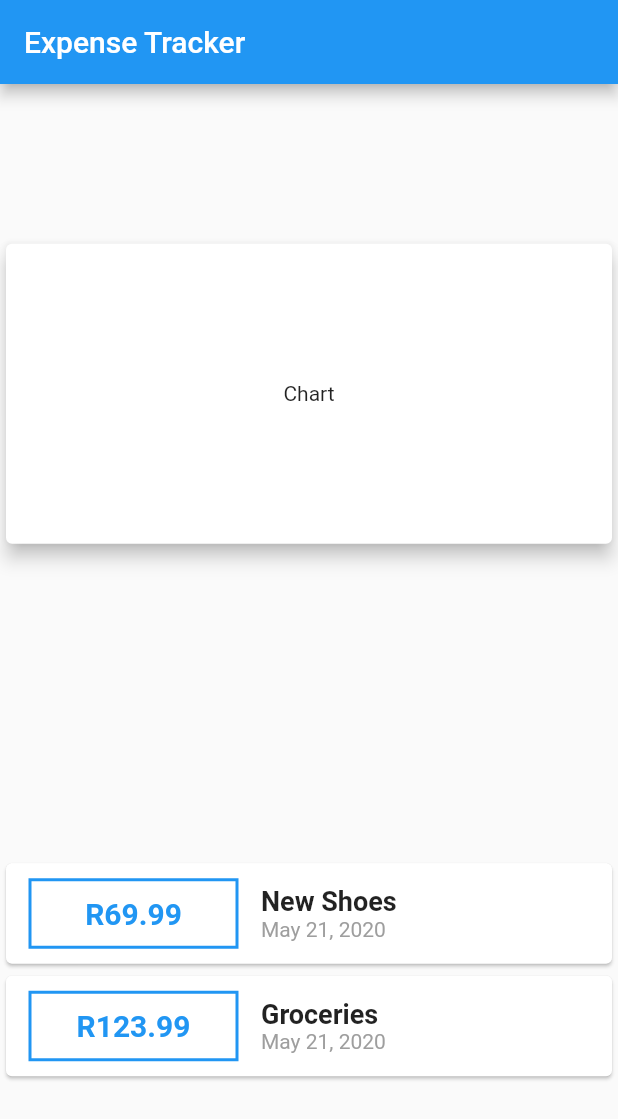
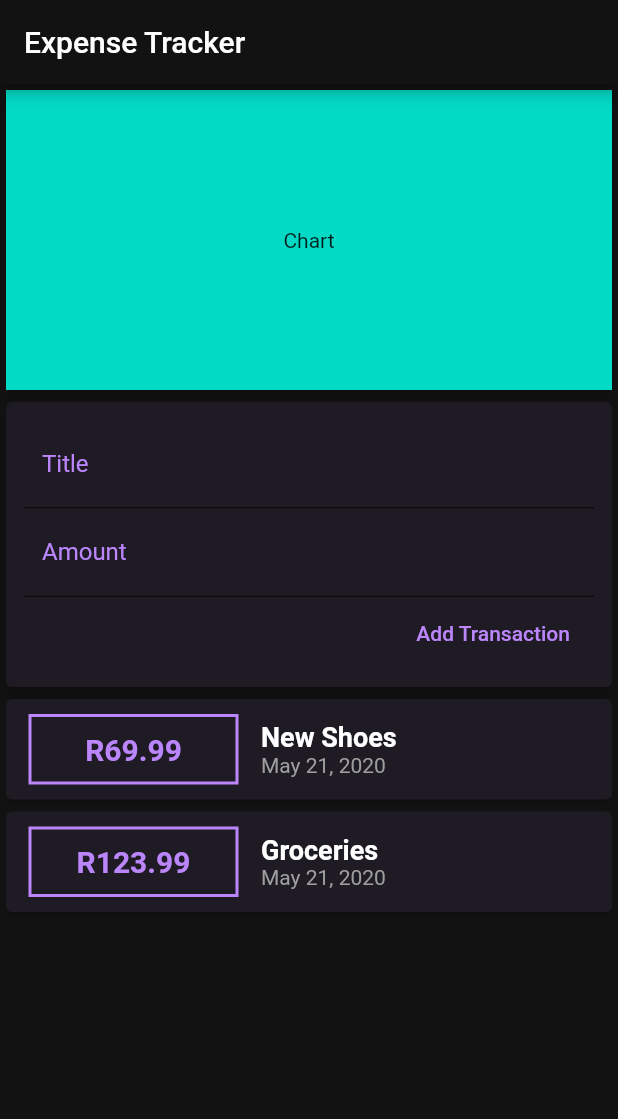
Before and after one commit to andredippenaar/expensetracker_flutter, a Flutter app: the screen it shows after launch, on a phone screen of 412 x 824 dp. Shown: the top 1119 px of the screen. Run offline on Flutter 3.47's test engine with Material 2 defaults, Android fonts, the light colour scheme and no system bars.

Commit message:
TextFields TextEditing Contollers added

```diff
--- a/lib/main.dart
+++ b/lib/main.dart
@@ -37,26 +37,80 @@ class MyHomePage extends StatelessWidget {
     ),
   ];
 
+  final titleController = TextEditingController();
+  final amountController = TextEditingController();
+
   @override
   Widget build(BuildContext context) {
     return Scaffold(
+      backgroundColor: Color(0xff121212),
       appBar: AppBar(
         title: Text("Expense Tracker"),
+        backgroundColor: Color(0xff121212),
       ),
       body: Column(
-        mainAxisAlignment: MainAxisAlignment.spaceAround,
         children: <Widget>[
           Card(
             child: Container(
               width: double.infinity,
+              color: Color(0xff03dac6),
               height: 200,
               child: Center(child: Text("Chart")),
             ),
             elevation: 5,
           ),
+          Card(
+            color: Color(0xff1f1b24),
+            elevation: 5,
+            child: Container(
+              padding: EdgeInsets.all(12),
+              child: Column(
+                crossAxisAlignment: CrossAxisAlignment.end,
+                children: <Widget>[
+                  TextField(
+                    controller: titleController,
+                    decoration: InputDecoration(
+                        focusedBorder: UnderlineInputBorder(
+                          borderSide: BorderSide(color: Color(0xffbb86fc)),
+                          //  when the TextFormField in focused
+                        ),
+                        labelText: 'Title',
+                        labelStyle: TextStyle(color: Color(0xffbb86fc)),
+                        filled: true,
+                        fillColor: Color(0xff1f1b24)),
+                    style: TextStyle(color: Color(0xff03dac6)),
+                  ),
+                  TextField(
+                    controller: amountController,
+                    keyboardType: TextInputType.number,
+                    decoration: InputDecoration(
+                        focusedBorder: UnderlineInputBorder(
+                          borderSide: BorderSide(color: Color(0xffbb86fc)),
+                          //  when the TextFormField in focused
+                        ),
+                        labelText: 'Amount',
+                        labelStyle: TextStyle(color: Color(0xffbb86fc)),
+                        filled: true,
+                        fillColor: Color(0xff1f1b24)),
+                    style: TextStyle(color: Color(0xff03dac6)),
+                  ),
+                  FlatButton(
+                      onPressed: () {
+                        print(titleController.text);
+                        print(amountController.text);
+                      },
+                      child: Text(
+                        "Add Transaction",
+                        style: TextStyle(color: Color(0xffbb86fc)),
+                      ))
+                ],
+              ),
+            ),
+          ),
           Column(
             children: transactions.map((tx) {
               return Card(
+                color: Color(0xff1f1b24),
                 child: Row(
                   children: <Widget>[
                     Container(
@@ -66,13 +120,14 @@ class MyHomePage extends StatelessWidget {
                       alignment: Alignment.center,
                       width: 140,
                       decoration: BoxDecoration(
-                          border: Border.all(color: Colors.blue, width: 2)),
+                          border:
+                              Border.all(color: Color(0xffbb86fc), width: 2)),
                       child: Text(
                         "R${tx.amount}",
                         style: TextStyle(
                             fontWeight: FontWeight.bold,
                             fontSize: 20,
-                            color: Colors.blue),
+                            color: Color(0xffbb86fc)),
                       ),
                     ),
                     Column(
@@ -81,7 +136,9 @@ class MyHomePage extends StatelessWidget {
                         Text(
                           tx.title,
                           style: TextStyle(
-                              fontWeight: FontWeight.bold, fontSize: 18),
+                              fontWeight: FontWeight.bold,
+                              fontSize: 18,
+                              color: Colors.white),
                         ),
                         Text(
                           DateFormat.yMMMd().format(tx.date),
```
